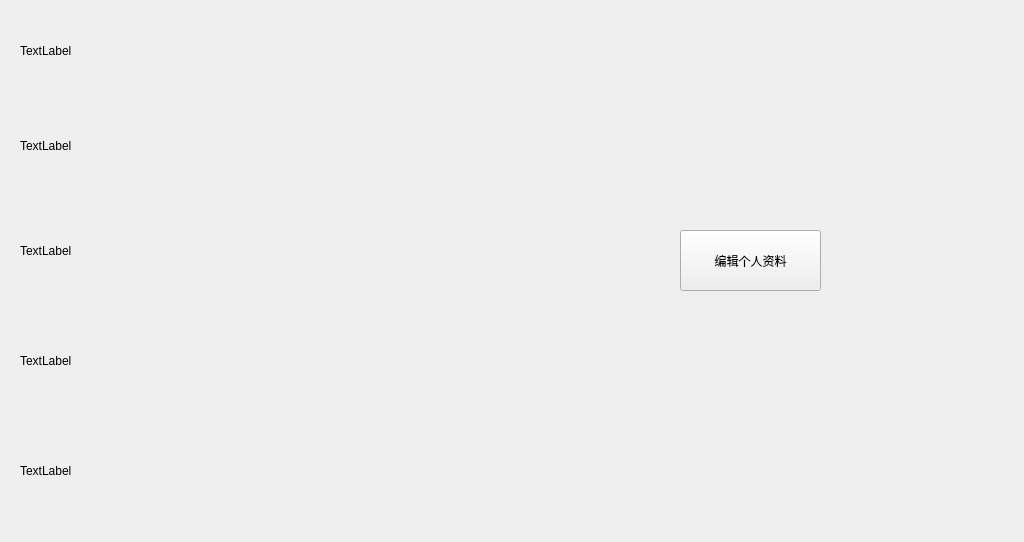
Pelix05/Blackholehospital, file Blackholehospital/patientinfo.ui: the form before one commit.
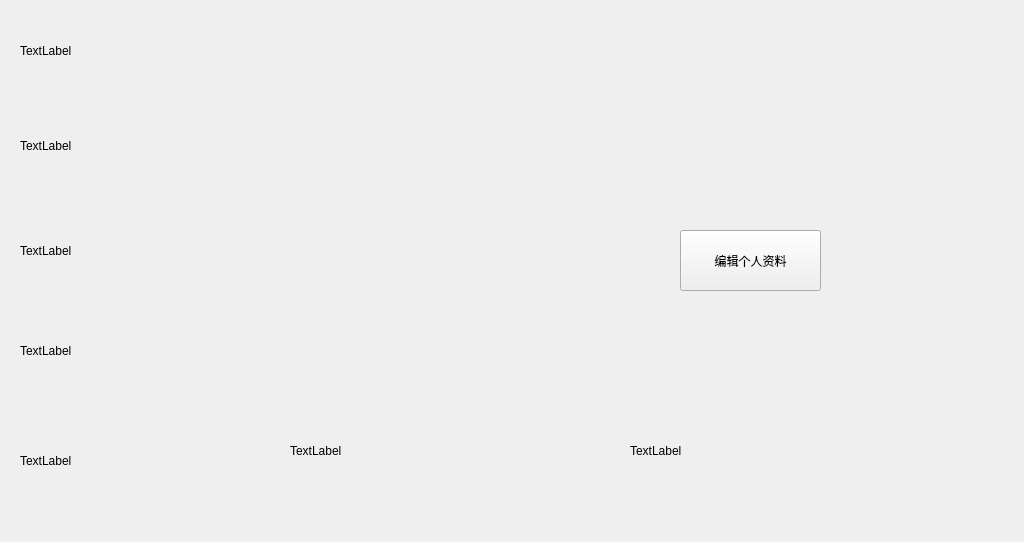
The form after the commit.

Commit message: link database with patientinfo

What changed in the file:
```diff
--- a/Blackholehospital/patientinfo.ui
+++ b/Blackholehospital/patientinfo.ui
@@ -56,7 +56,7 @@
    <property name="geometry">
     <rect>
      <x>20</x>
-     <y>330</y>
+     <y>320</y>
      <width>221</width>
      <height>61</height>
     </rect>
@@ -69,7 +69,7 @@
    <property name="geometry">
     <rect>
      <x>20</x>
-     <y>430</y>
+     <y>420</y>
      <width>241</width>
      <height>81</height>
     </rect>
@@ -91,6 +91,32 @@
     <string>编辑个人资料</string>
    </property>
   </widget>
+  <widget class="QLabel" name="labelbirth">
+   <property name="geometry">
+    <rect>
+     <x>290</x>
+     <y>440</y>
+     <width>80</width>
+     <height>21</height>
+    </rect>
+   </property>
+   <property name="text">
+    <string>TextLabel</string>
+   </property>
+  </widget>
+  <widget class="QLabel" name="labeladdress">
+   <property name="geometry">
+    <rect>
+     <x>630</x>
+     <y>440</y>
+     <width>80</width>
+     <height>21</height>
+    </rect>
+   </property>
+   <property name="text">
+    <string>TextLabel</string>
+   </property>
+  </widget>
  </widget>
  <resources/>
  <connections/>
```
The commit also changes 9 other files.
